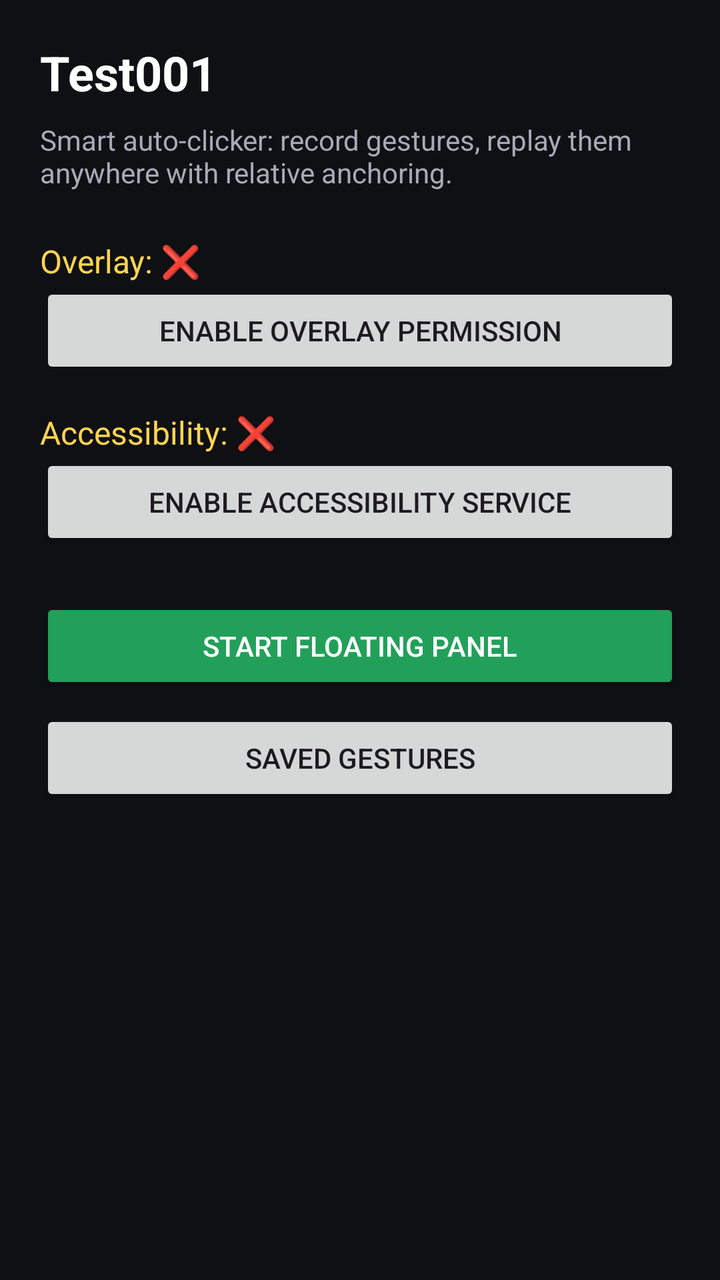
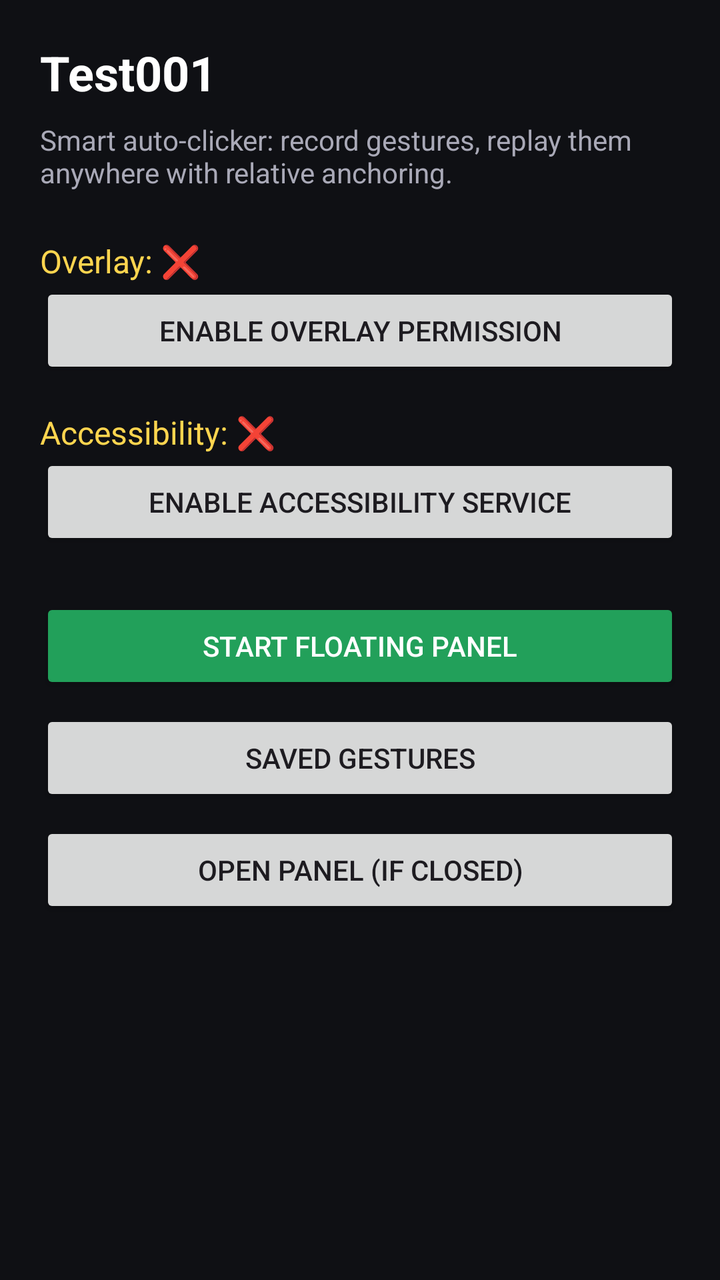

Before-and-after screenshots of an Android layout around one commit, followed by the original layout XML and the change that was made.
<!-- AndroidManifest.xml: application theme Theme.Test001 -->
<!-- res/layout/activity_main.xml -->
<?xml version="1.0" encoding="utf-8"?>
<ScrollView xmlns:android="http://schemas.android.com/apk/res/android"
    android:layout_width="match_parent"
    android:layout_height="match_parent"
    android:background="#0F1014"
    android:padding="20dp">

    <LinearLayout
        android:layout_width="match_parent"
        android:layout_height="wrap_content"
        android:orientation="vertical">

        <TextView
            android:layout_width="match_parent"
            android:layout_height="wrap_content"
            android:text="@string/app_name"
            android:textColor="#FFFFFF"
            android:textSize="24sp"
            android:textStyle="bold"/>

        <TextView
            android:layout_width="match_parent"
            android:layout_height="wrap_content"
            android:layout_marginTop="8dp"
            android:text="Smart auto-clicker: record gestures, replay them anywhere with relative anchoring."
            android:textColor="#A9A9B7"/>

        <TextView
            android:id="@+id/status_overlay"
            android:layout_width="match_parent"
            android:layout_height="wrap_content"
            android:layout_marginTop="24dp"
            android:text="Overlay: ❌"
            android:textColor="#FFD54F"
            android:textSize="16sp"/>
        <Button
            android:id="@+id/btn_overlay"
            android:layout_width="match_parent"
            android:layout_height="wrap_content"
            android:text="Enable Overlay Permission"/>

        <TextView
            android:id="@+id/status_a11y"
            android:layout_width="match_parent"
            android:layout_height="wrap_content"
            android:layout_marginTop="16dp"
            android:text="Accessibility: ❌"
            android:textColor="#FFD54F"
            android:textSize="16sp"/>
        <Button
            android:id="@+id/btn_a11y"
            android:layout_width="match_parent"
            android:layout_height="wrap_content"
            android:text="Enable Accessibility Service"/>

        <Button
            android:id="@+id/btn_start_panel"
            android:layout_width="match_parent"
            android:layout_height="wrap_content"
            android:layout_marginTop="24dp"
            android:backgroundTint="#22A05A"
            android:text="Start Floating Panel"
            android:textColor="#FFFFFF"/>

        <Button
            android:id="@+id/btn_saved"
            android:layout_width="match_parent"
            android:layout_height="wrap_content"
            android:layout_marginTop="8dp"
            android:text="Saved Gestures"/>
    </LinearLayout>
</ScrollView>
<!-- resources referenced by this layout -->
<resources>
  <string name="app_name">Test001</string>
  <style name="Theme.Test001" parent="Theme.Material3.DayNight.NoActionBar">
          <item name="android:statusBarColor">#1B1B1F</item>
      </style>
</resources>

<!-- the commit's change to res/layout/activity_main.xml (unified diff, before → after) -->
@@ -68,5 +68,12 @@
             android:layout_height="wrap_content"
             android:layout_marginTop="8dp"
             android:text="Saved Gestures"/>
+
+        <Button
+            android:id="@+id/btn_open_panel"
+            android:layout_width="match_parent"
+            android:layout_height="wrap_content"
+            android:layout_marginTop="8dp"
+            android:text="Open Panel (if closed)"/>
     </LinearLayout>
 </ScrollView>
